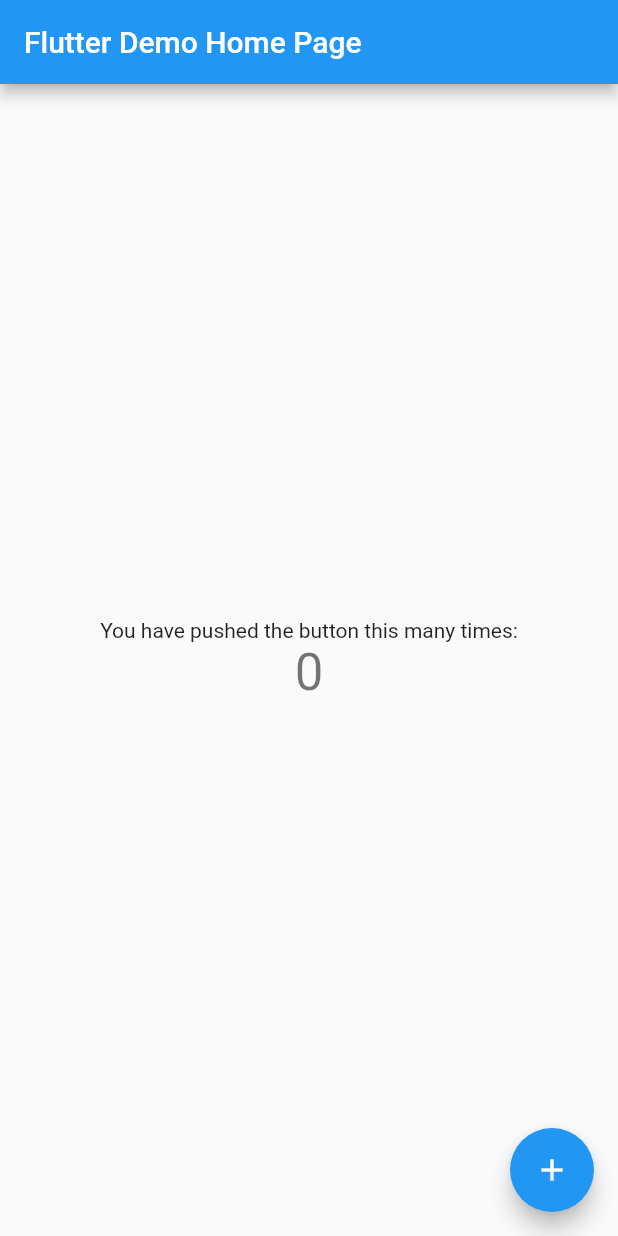
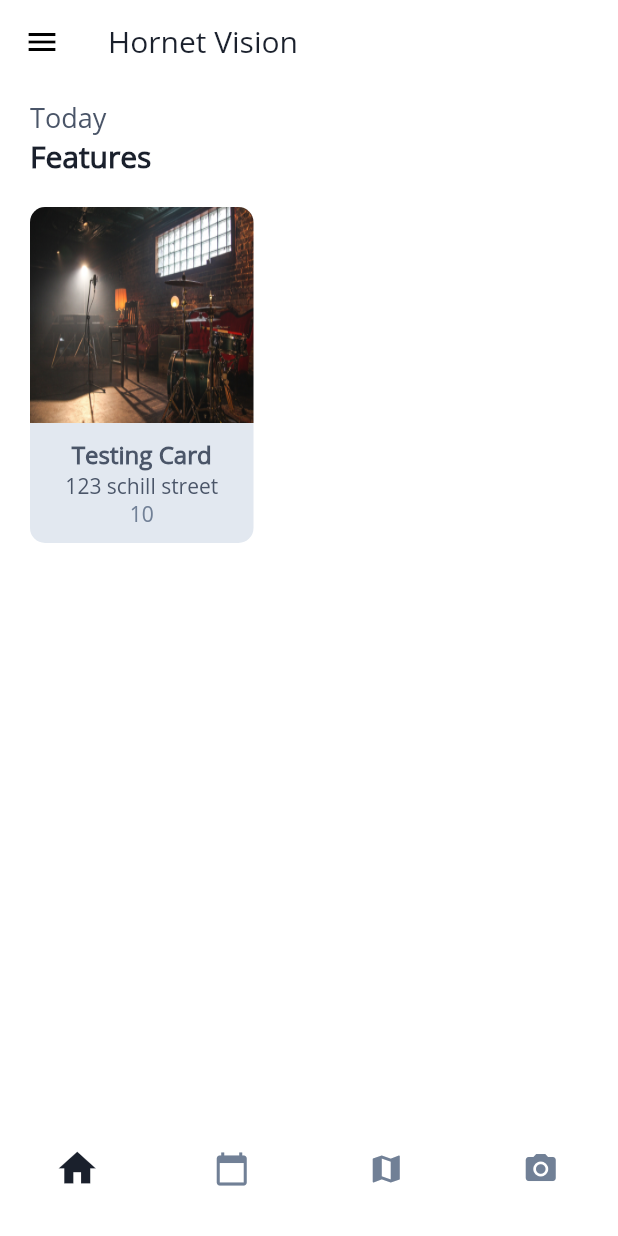
Before and after one commit to LouisPham23/hornet-vision-flutter, a Flutter app: the screen it shows after launch, on a phone screen of 412 x 824 dp. Run offline on Flutter 3.47's test engine with Material 2 defaults, Android fonts, the phone set to English and light mode, and no system bars.

Commit message:
added first card

```diff
--- a/lib/main.dart
+++ b/lib/main.dart
@@ -1,117 +1,85 @@
 import 'package:flutter/material.dart';
+import 'package:hornet_vision_flutter/pages/ar_view.dart';
+import 'package:hornet_vision_flutter/pages/calendar.dart';
+import 'package:hornet_vision_flutter/pages/map_overview.dart';
+import './pages/home.dart';
+import './services/contants.dart';
 
 void main() {
-  runApp(MyApp());
+  runApp(MaterialApp(
+    home: DefaultTabController(
+      length: 3,
+      child: HomePageLayout(),
+    ),
+    debugShowCheckedModeBanner: false,
+  ));
 }
 
-class MyApp extends StatelessWidget {
-  // This widget is the root of your application.
+class HomePageLayout extends StatefulWidget {
+  @override
+  _HomePageLayoutState createState() => _HomePageLayoutState();
+}
+
+class _HomePageLayoutState extends State<HomePageLayout> {
+  List<Widget> pages = [
+    Home(),
+    Calendar(),
+    MapOverView(),
+    ArView(),
+  ];
   @override
   Widget build(BuildContext context) {
-    return MaterialApp(
-      title: 'Flutter Demo',
-      theme: ThemeData(
-        // This is the theme of your application.
-        //
-        // Try running your application with "flutter run". You'll see the
-        // application has a blue toolbar. Then, without quitting the app, try
-        // changing the primarySwatch below to Colors.green and then invoke
-        // "hot reload" (press "r" in the console where you ran "flutter run",
-        // or simply save your changes to "hot reload" in a Flutter IDE).
-        // Notice that the counter didn't reset back to zero; the application
-        // is not restarted.
-        primarySwatch: Colors.blue,
-        // This makes the visual density adapt to the platform that you run
-        // the app on. For desktop platforms, the controls will be smaller and
-        // closer together (more dense) than on mobile platforms.
-        visualDensity: VisualDensity.adaptivePlatformDensity,
+    return DefaultTabController(
+      length: 4,
+      initialIndex: 0,
+      child: Scaffold(
+        appBar: AppBar(
+          elevation: 0.0,
+          title: Text(
+            'Hornet Vision',
+            style: kAppTitle,
+          ),
+          leading: Icon(
+            Icons.menu,
+            color: Colors.black,
+          ),
+          actions: <Widget>[
+            Icon(
+              Icons.ac_unit,
+            ),
+          ],
+          backgroundColor: Colors.white,
+        ),
+        body: TabBarView(
+          children: pages,
+        ),
+        bottomNavigationBar: Container(
+          padding: EdgeInsets.symmetric(vertical: 20),
+          color: Colors.white,
+          child: new TabBar(
+            tabs: [
+              Tab(
+                icon: Icon(
+                  Icons.home,
+                  size: 30,
+                ),
+              ),
+              Tab(
+                icon: Icon(Icons.calendar_today),
+              ),
+              Tab(
+                icon: Icon(Icons.map),
+              ),
+              Tab(
+                icon: Icon(Icons.camera_alt),
+              ),
+            ],
+            unselectedLabelColor: gray600,
+            labelColor: gray900,
+            indicatorColor: Colors.transparent,
+          ),
+        ),
       ),
-      home: MyHomePage(title: 'Flutter Demo Home Page'),
     );
   }
 }
-
-class MyHomePage extends StatefulWidget {
-  MyHomePage({Key key, this.title}) : super(key: key);
-
-  // This widget is the home page of your application. It is stateful, meaning
-  // that it has a State object (defined below) that contains fields that affect
-  // how it looks.
-
-  // This class is the configuration for the state. It holds the values (in this
-  // case the title) provided by the parent (in this case the App widget) and
-  // used by the build method of the State. Fields in a Widget subclass are
-  // always marked "final".
-
-  final String title;
-
-  @override
-  _MyHomePageState createState() => _MyHomePageState();
-}
-
-class _MyHomePageState extends State<MyHomePage> {
-  int _counter = 0;
-
-  void _incrementCounter() {
-    setState(() {
-      // This call to setState tells the Flutter framework that something has
-      // changed in this State, which causes it to rerun the build method below
-      // so that the display can reflect the updated values. If we changed
-      // _counter without calling setState(), then the build method would not be
-      // called again, and so nothing would appear to happen.
-      _counter++;
-    });
-  }
-
-  @override
-  Widget build(BuildContext context) {
-    // This method is rerun every time setState is called, for instance as done
-    // by the _incrementCounter method above.
-    //
-    // The Flutter framework has been optimized to make rerunning build methods
-    // fast, so that you can just rebuild anything that needs updating rather
-    // than having to individually change instances of widgets.
-    return Scaffold(
-      appBar: AppBar(
-        // Here we take the value from the MyHomePage object that was created by
-        // the App.build method, and use it to set our appbar title.
-        title: Text(widget.title),
-      ),
-      body: Center(
-        // Center is a layout widget. It takes a single child and positions it
-        // in the middle of the parent.
-        child: Column(
-          // Column is also a layout widget. It takes a list of children and
-          // arranges them vertically. By default, it sizes itself to fit its
-          // children horizontally, and tries to be as tall as its parent.
-          //
-          // Invoke "debug painting" (press "p" in the console, choose the
-          // "Toggle Debug Paint" action from the Flutter Inspector in Android
-          // Studio, or the "Toggle Debug Paint" command in Visual Studio Code)
-          // to see the wireframe for each widget.
-          //
-          // Column has various properties to control how it sizes itself and
-          // how it positions its children. Here we use mainAxisAlignment to
-          // center the children vertically; the main axis here is the vertical
-          // axis because Columns are vertical (the cross axis would be
-          // horizontal).
-          mainAxisAlignment: MainAxisAlignment.center,
-          children: <Widget>[
-            Text(
-              'You have pushed the button this many times:',
-            ),
-            Text(
-              '$_counter',
-              style: Theme.of(context).textTheme.headline4,
-            ),
-          ],
-        ),
-      ),
-      floatingActionButton: FloatingActionButton(
-        onPressed: _incrementCounter,
-        tooltip: 'Increment',
-        child: Icon(Icons.add),
-      ), // This trailing comma makes auto-formatting nicer for build methods.
-    );
-  }
-}
--- /dev/null
+++ b/lib/pages/ar_view.dart
@@ -0,0 +1,8 @@
+import 'package:flutter/material.dart';
+
+class ArView extends StatelessWidget {
+  @override
+  Widget build(BuildContext context) {
+    return Container();
+  }
+}
--- /dev/null
+++ b/lib/pages/calendar.dart
@@ -0,0 +1,8 @@
+import 'package:flutter/material.dart';
+
+class Calendar extends StatelessWidget {
+  @override
+  Widget build(BuildContext context) {
+    return Container();
+  }
+}
--- /dev/null
+++ b/lib/pages/home.dart
@@ -0,0 +1,62 @@
+import 'package:flutter/material.dart';
+import '../services/contants.dart';
+import '../services/event.dart';
+
+class Home extends StatefulWidget {
+  @override
+  _HomeState createState() => _HomeState();
+}
+
+class _HomeState extends State<Home> {
+  List<Event> events = [
+    Event(
+      title: "Marry Doe",
+      location: "Union Red Wood Room",
+      dateTime: DateTime.now(),
+      img: 'assets/images/music.jpeg',
+    ),
+    Event(
+      title: "Marry Doe",
+      location: "Union Red Wood Room",
+      dateTime: DateTime.now(),
+      img: 'assets/images/music.jpeg',
+    ),
+  ];
+
+  Widget _buildToday() {
+    return Container(
+      width: double.infinity,
+      color: Colors.white,
+      padding: EdgeInsets.symmetric(horizontal: 20.0, vertical: 10.0),
+      child: Column(
+        crossAxisAlignment: CrossAxisAlignment.start,
+        children: <Widget>[
+          Text('Today', style: kRegTitle),
+          Text('Features', style: kBoldTitle),
+          Container(
+            // child: ListView(
+            //   scrollDirection: Axis.horizontal,
+            //   children: events.toList(),
+
+            // ),
+            child: Event(
+              dateTime: DateTime.now(),
+              title: "Testing Card",
+              img: 'assets/images/music.jpeg',
+              location: '123 schill street',
+            ),
+          ),
+        ],
+      ),
+    );
+  }
+
+  @override
+  Widget build(BuildContext context) {
+    return Stack(
+      children: <Widget>[
+        _buildToday(),
+      ],
+    );
+  }
+}
--- /dev/null
+++ b/lib/pages/map_overview.dart
@@ -0,0 +1,8 @@
+import 'package:flutter/material.dart';
+
+class MapOverView extends StatelessWidget {
+  @override
+  Widget build(BuildContext context) {
+    return Container();
+  }
+}
--- /dev/null
+++ b/lib/services/contants.dart
@@ -0,0 +1,49 @@
+import 'package:flutter/material.dart';
+
+final primaryGold = Color(0xffC4B581);
+final secondaryGold = Color(0xffE2D4AC);
+final darkGreen = Color(0xff053927);
+final secondaryGreen = Color(0xff0FA153);
+final gray600 = Color(0xff718096);
+final gray700 = Color(0xff4A5568);
+final gray900 = Color(0xff1A202C);
+final gray100 = Color(0xffF7FAFC);
+final gray200 = Color(0xffEDF2F7);
+final gray300 = Color(0xffE2E8F0);
+
+final kBoldTitle = TextStyle(
+  color: gray900,
+  fontWeight: FontWeight.bold,
+  fontFamily: 'OpenSans',
+  fontSize: 20,
+);
+
+final kAppTitle = TextStyle(
+  color: gray900,
+  fontFamily: 'OpenSans',
+);
+
+final kRegTitle = TextStyle(
+  color: gray700,
+  fontFamily: 'OpenSans',
+  fontSize: 18,
+);
+
+final kCardTitle = TextStyle(
+  color: gray700,
+  fontFamily: 'OpenSans',
+  fontSize: 16.0,
+  fontWeight: FontWeight.bold,
+);
+
+final kCardLocation = TextStyle(
+  color: gray700,
+  fontFamily: 'OpenSans',
+  fontSize: 14.0,
+);
+
+final kCardTime = TextStyle(
+  color: gray600,
+  fontFamily: 'OpenSans',
+  fontSize: 14.0,
+);
--- /dev/null
+++ b/lib/services/event.dart
@@ -0,0 +1,64 @@
+import 'package:flutter/material.dart';
+import 'contants.dart';
+
+class Event extends StatelessWidget {
+  final String title;
+  final DateTime dateTime;
+  final String location;
+  final String img;
+
+  Event({this.dateTime, this.location, this.title, this.img});
+
+  @override
+  Widget build(BuildContext context) {
+    return Container(
+      width: 149,
+      margin: EdgeInsets.symmetric(
+        vertical: 20,
+      ),
+      child: Column(
+        crossAxisAlignment: CrossAxisAlignment.center,
+        children: <Widget>[
+          ClipRRect(
+            borderRadius: BorderRadius.only(
+              topLeft: Radius.circular(10),
+              topRight: Radius.circular(10),
+            ),
+            child: Image.asset(
+              img,
+              height: 144,
+              fit: BoxFit.fill,
+            ),
+          ),
+          Container(
+            padding: EdgeInsets.symmetric(vertical: 10),
+            width: double.infinity,
+            decoration: BoxDecoration(
+              color: gray300,
+              borderRadius: BorderRadius.only(
+                bottomLeft: Radius.circular(10),
+                bottomRight: Radius.circular(10),
+              ),
+            ),
+            child: Column(
+              children: <Widget>[
+                Text(
+                  title,
+                  style: kCardTitle,
+                ),
+                Text(
+                  location,
+                  style: kCardLocation,
+                ),
+                Text(
+                  dateTime.hour.toString(),
+                  style: kCardTime,
+                ),
+              ],
+            ),
+          ),
+        ],
+      ),
+    );
+  }
+}
```
Also changed, not shown: pubspec.yaml (+7 -12 lines), assets/fonts/OpenSans-Regular.ttf (added), assets/images/music.jpeg (added), assets/images/wip.svg (added), 1 other file.
